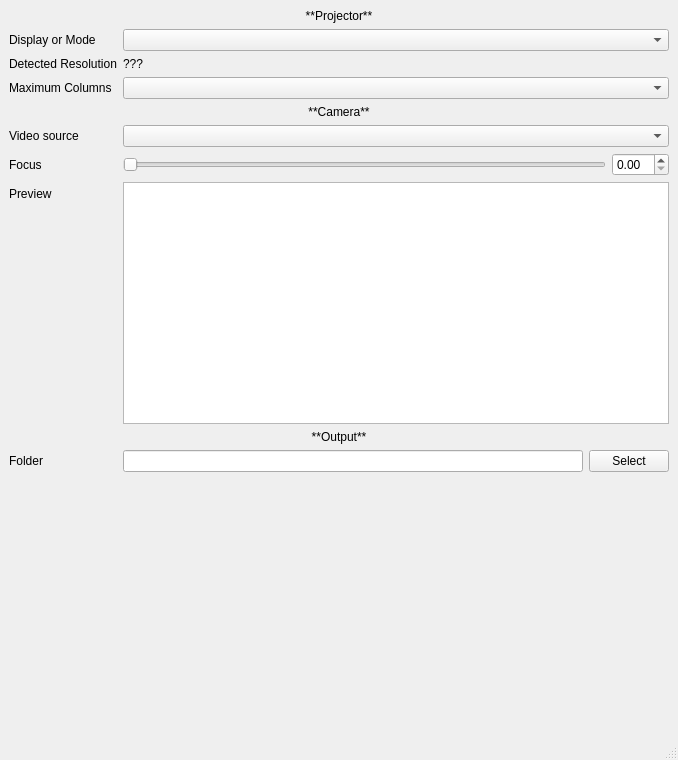
Qt form pySLS/data_collection.ui (gjvnq/pySLS) before a commit.
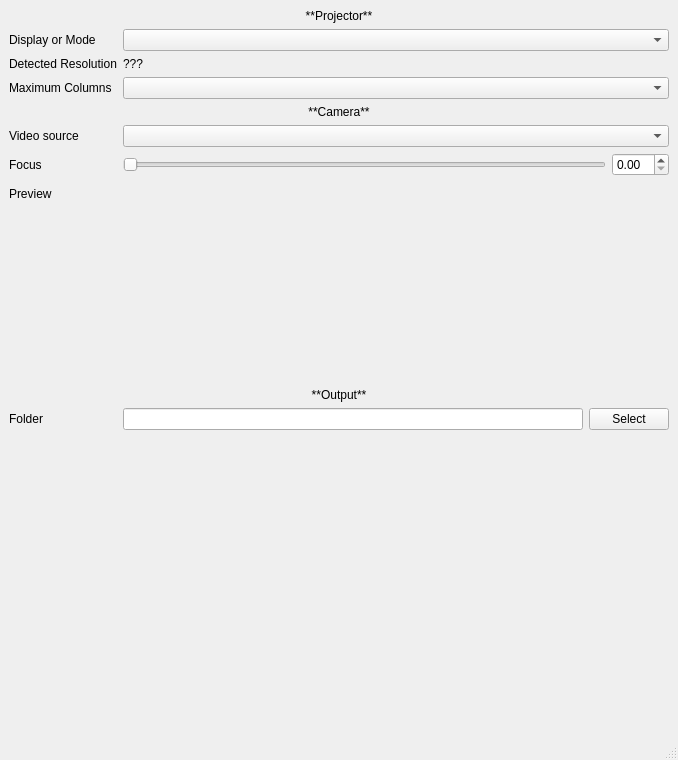
The same form after that commit.

What changed in the file:
```diff
--- a/pySLS/data_collection.ui
+++ b/pySLS/data_collection.ui
@@ -244,7 +244,40 @@
          </spacer>
         </item>
         <item row="7" column="1">
-         <widget class="QGraphicsView" name="graphicsView"/>
+         <widget class="QFrame" name="camera_view_frame">
+          <property name="sizePolicy">
+           <sizepolicy hsizetype="Preferred" vsizetype="Preferred">
+            <horstretch>0</horstretch>
+            <verstretch>0</verstretch>
+           </sizepolicy>
+          </property>
+          <property name="minimumSize">
+           <size>
+            <width>200</width>
+            <height>200</height>
+           </size>
+          </property>
+          <layout class="QGridLayout" name="gridLayout">
+           <property name="sizeConstraint">
+            <enum>QLayout::SetMaximumSize</enum>
+           </property>
+           <property name="leftMargin">
+            <number>0</number>
+           </property>
+           <property name="topMargin">
+            <number>0</number>
+           </property>
+           <property name="rightMargin">
+            <number>0</number>
+           </property>
+           <property name="bottomMargin">
+            <number>0</number>
+           </property>
+           <item row="0" column="0">
+            <widget class="QWidget" name="camera_view_placeholder" native="true"/>
+           </item>
+          </layout>
+         </widget>
         </item>
        </layout>
       </widget>
```
